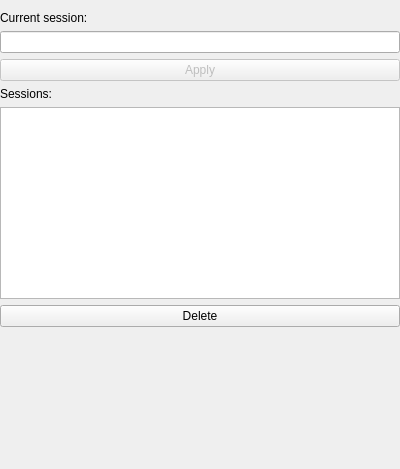
The window that ChatSessionWidget.ui (asianirish/AI-Ronaut) describes before a commit, drawn with Qt 5.
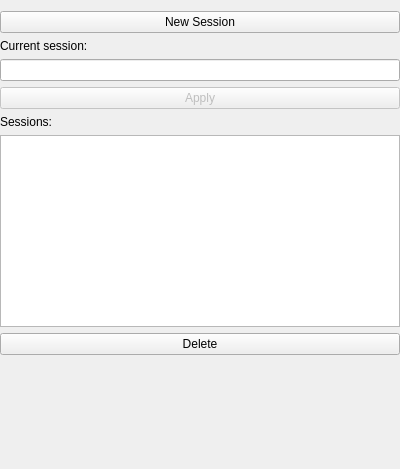
The same window after the commit.

Diff of the .ui file:
```diff
--- a/ChatSessionWidget.ui
+++ b/ChatSessionWidget.ui
@@ -44,6 +44,13 @@
       <property name="bottomMargin">
        <number>0</number>
       </property>
+      <item>
+       <widget class="QPushButton" name="newSessionButton">
+        <property name="text">
+         <string>New Session</string>
+        </property>
+       </widget>
+      </item>
       <item>
        <widget class="QLabel" name="label">
         <property name="text">
```
Left out of the diff: 4 changed lines with no effect on the pictures.
